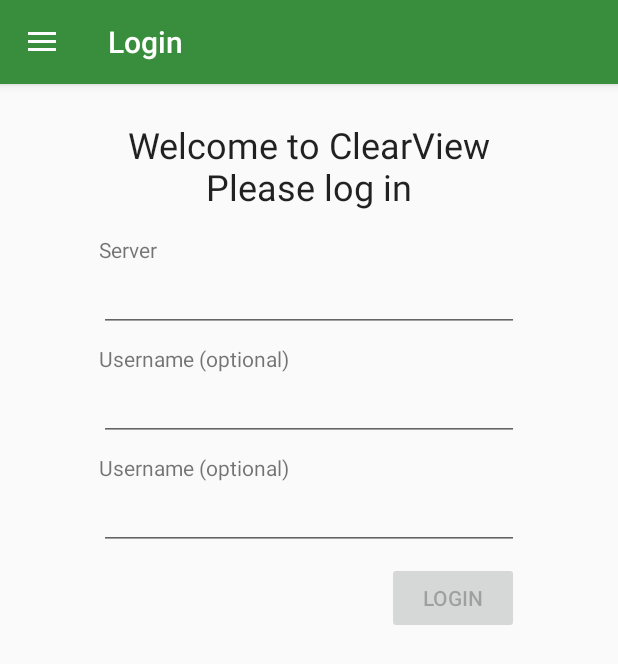
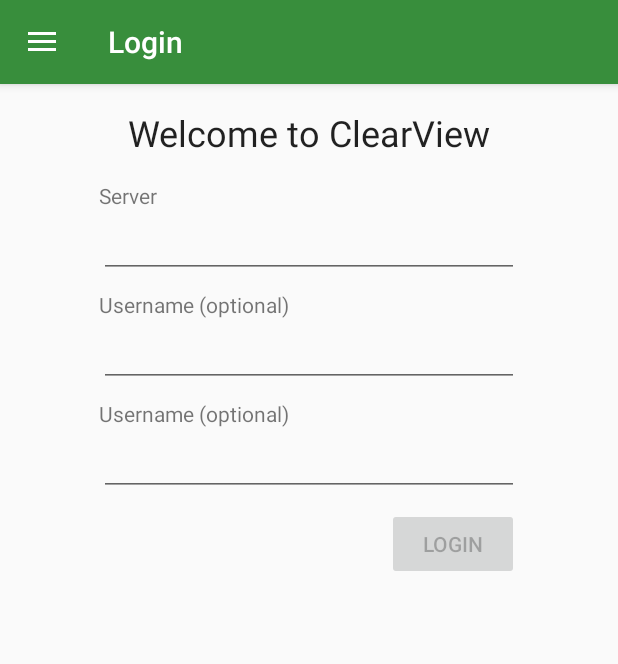
Before and after one commit to kmansoft/clearview-android, an Android app: the screen it shows after launch (MainActivity), on a phone screen of 412 x 824 dp. Shown: the top 664 px of the screen. Run offline under Robolectric (Android 15) with nearby library versions, the phone set to English and light mode, and no system bars.

Commit message:
Small layout adjustment

```diff
--- a/src/main/res/layout/fragment_login.xml
+++ b/src/main/res/layout/fragment_login.xml
@@ -9,7 +9,7 @@
         android:layout_width="match_parent"
         android:layout_height="wrap_content"
         android:layout_marginStart="8dp"
-        android:layout_marginTop="24dp"
+        android:layout_marginTop="16dp"
         android:layout_marginEnd="8dp"
         android:text="@string/text_home_please_log_in"
         android:textAlignment="center"
@@ -23,8 +23,9 @@
             android:layout_width="280dp"
             android:layout_height="wrap_content"
             android:layout_gravity="center_horizontal"
-            android:layout_marginTop="16dp"
-            android:orientation="vertical">
+            android:orientation="vertical"
+            android:paddingTop="16dp"
+            android:paddingBottom="16dp">
 
             <TextView
                 android:layout_width="match_parent"
@@ -39,7 +40,7 @@
                 android:layout_width="match_parent"
                 android:layout_height="wrap_content"
                 android:autofillHints="server"
-                android:inputType="text" />
+                android:inputType="textUri" />
 
             <TextView
                 android:layout_width="match_parent"
--- a/src/main/res/values/strings.xml
+++ b/src/main/res/values/strings.xml
@@ -27,7 +27,7 @@
 
     <string name="menu_node_list_add_server">Add a server</string>
 
-    <string name="text_home_please_log_in">Welcome to ClearView\nPlease log in</string>
+    <string name="text_home_please_log_in">Welcome to ClearView</string>
     <string name="text_home_server">Server</string>
     <string name="text_home_username">Username (optional)</string>
     <string name="text_home_password">Password (optional)</string>
```
